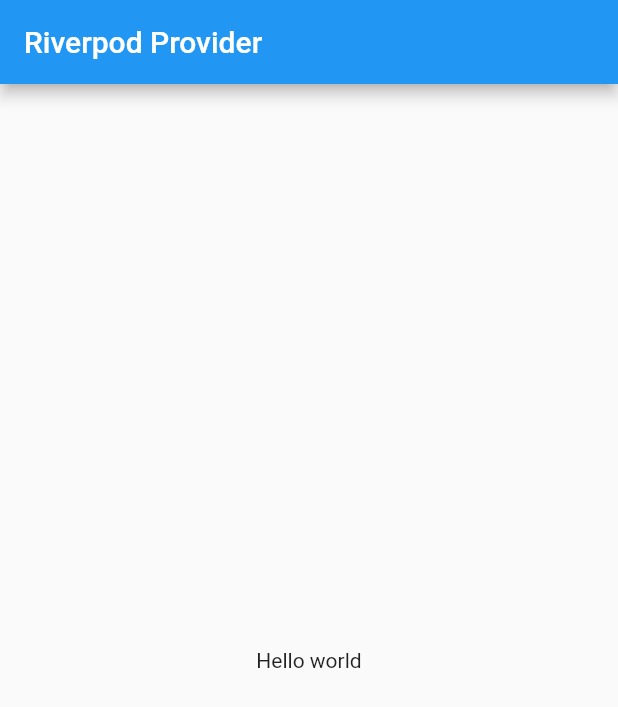
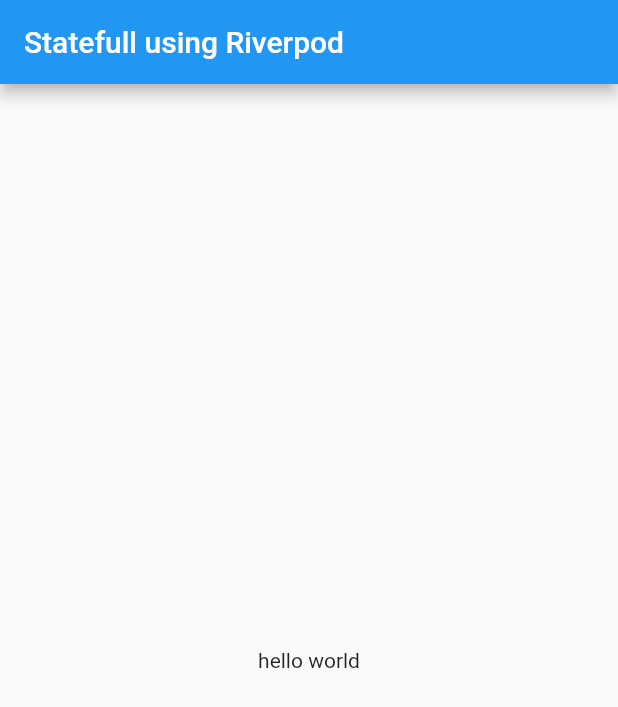
Before and after one commit to donPuerto/flutter_app_state_management_riverpod, a Flutter app: the screen it shows after launch, on a phone screen of 412 x 824 dp. Shown: the top 707 px of the screen. Run offline on Flutter 3.47's test engine with Material 2 defaults, Android fonts, the phone set to English and light mode, and no system bars; our stand-ins replace flutter_riverpod.

Commit message:
03-riverpod-using-statefullwidget

```diff
--- a/lib/main.dart
+++ b/lib/main.dart
@@ -21,24 +21,35 @@
         theme: ThemeData(
           primarySwatch: Colors.blue,
         ),
-        home: const MyHomePage());
+        home: const Main());
   }
 }
 
-class MyHomePage extends StatelessWidget {
-  const MyHomePage({Key? key}) : super(key: key);
+class Main extends ConsumerStatefulWidget {
+  const Main({Key? key}) : super(key: key);
+
+  @override
+  _MainState createState() => _MainState();
+}
+
+class _MainState extends ConsumerState<Main> {
+  @override
+  void initState() {
+    // TODO: implement initState
+    super.initState();
+    final greetings = ref.read(helloWorldProvider);
+    print(greetings);
+  }
 
   @override
   Widget build(BuildContext context) {
+    final greetings = ref.watch(helloWorldProvider);
     return Scaffold(
       appBar: AppBar(
-        title: const Text("Riverpod Provider"),
+        title: const Text('Statefull using Riverpod '),
       ),
       body: Center(
-        child: Consumer(builder: (context, ref, child) {
-          final greetings = ref.watch(helloWorldProvider);
-          return Text('Hello $greetings');
-        }),
+        child: Text("hello $greetings"),
       ),
     );
   }
```
